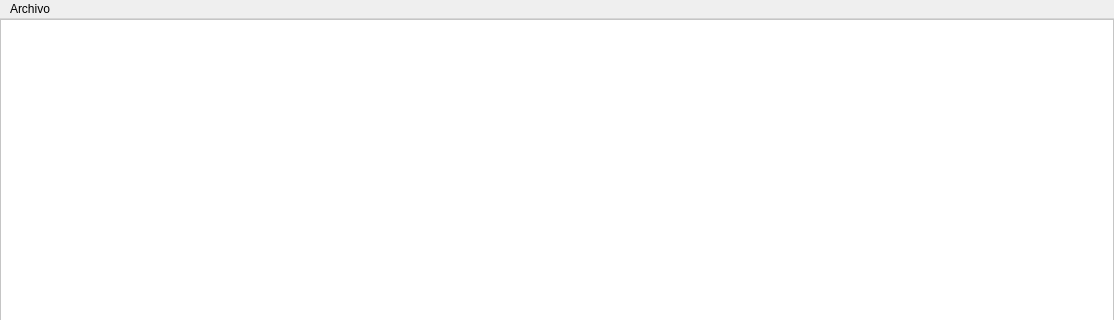
This is ui/main/main.ui in rojasadrian012/pyqt6 as Qt 5 draws it before an edit; both pictures show x 0 to 1114 and y 0 to 320 of the 1114 by 732 pixel window. The edited form follows.
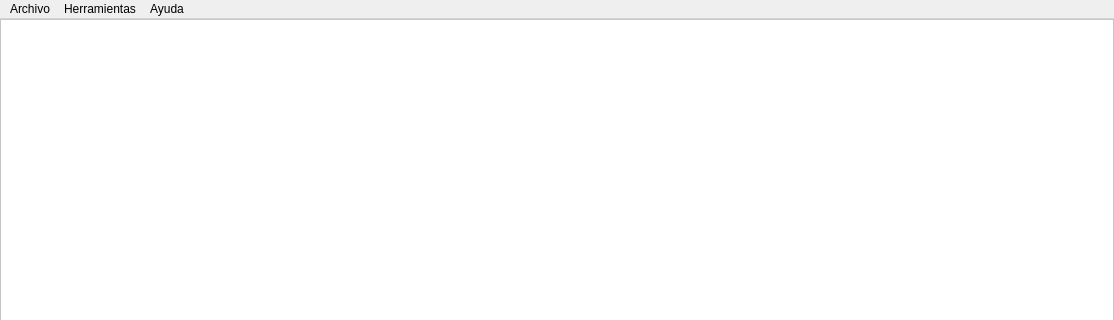
This is the edited form. Icons and pictures are not drawn.

Commit message: added options in menu

```diff
--- a/ui/main/main.ui
+++ b/ui/main/main.ui
@@ -61,8 +61,31 @@
     </property>
     <addaction name="btnListProducts"/>
     <addaction name="btnNewProduct"/>
+    <addaction name="actionImportar_productos"/>
+    <addaction name="actionExportar_productos"/>
+    <addaction name="actionGenerar_reporte"/>
+    <addaction name="actionCrear_copia_de_seguridad"/>
+    <addaction name="action_Restaurar_copia_de_seguridad"/>
+    <addaction name="actionConfiguraci_n"/>
+    <addaction name="actionSalir"/>
+   </widget>
+   <widget class="QMenu" name="menuHerramientas">
+    <property name="title">
+     <string>Herramientas</string>
+    </property>
+    <addaction name="actionAlertas_de_stock"/>
+    <addaction name="actionEstad_sticas_de_productos"/>
+   </widget>
+   <widget class="QMenu" name="menuAyuda">
+    <property name="title">
+     <string>Ayuda</string>
+    </property>
+    <addaction name="actionGu_a_del_usuario"/>
+    <addaction name="actionAcerca_de"/>
    </widget>
    <addaction name="menuArchive"/>
+   <addaction name="menuHerramientas"/>
+   <addaction name="menuAyuda"/>
   </widget>
   <action name="btnNewProduct">
    <property name="icon">
```
Left out of the diff: 55 changed lines with no effect on the pictures.
